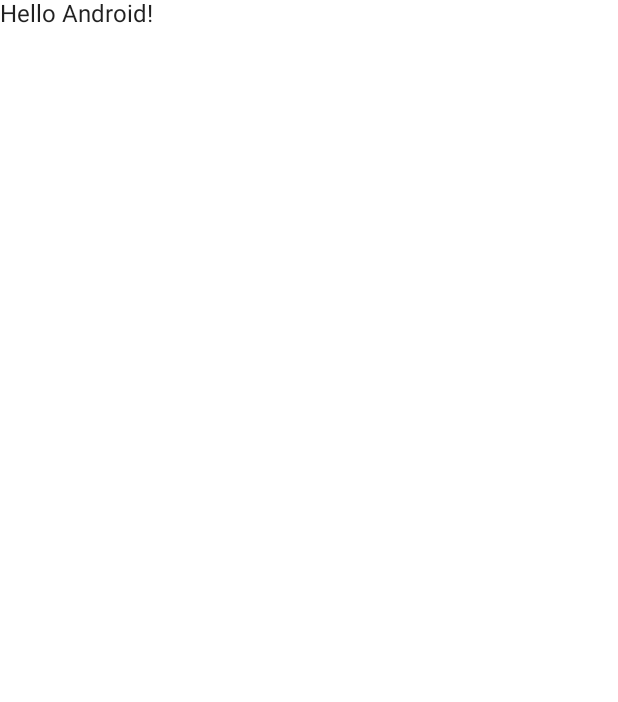
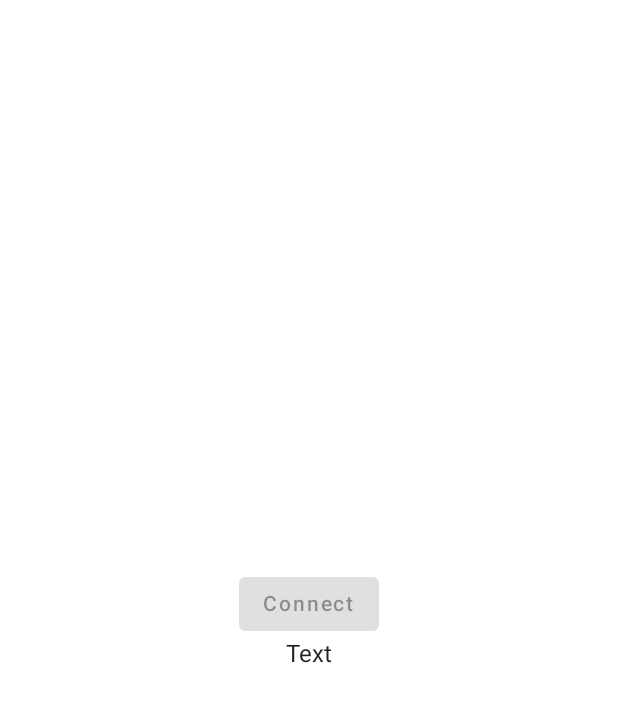
Before and after one commit to Parabox-App/Parabox, an Android app built with Jetpack Compose: the screen it shows after launch (MainActivity), on a phone screen of 412 x 824 dp. Before the commit the part shown is almost empty. Shown: the top 702 px of the screen. Run offline under Robolectric (Android 15) with nearby library versions, the phone set to English and light mode, and no system bars; our stand-ins replace Dagger/Hilt's generated code.

Commit message:
client conn

```diff
--- a/app/src/main/AndroidManifest.xml
+++ b/app/src/main/AndroidManifest.xml
@@ -3,6 +3,7 @@
     package="com.ojhdtapp.parabox">
 
     <application
+        android:name=".core.HiltApplication"
         android:allowBackup="true"
         android:icon="@mipmap/ic_launcher"
         android:label="@string/app_name"
@@ -22,4 +23,8 @@
         </activity>
     </application>
 
+    <queries>
+        <package android:name="com.ojhdtapp.miraipluginforparabox" />
+    </queries>
+
 </manifest>
--- a/app/src/main/java/com/ojhdtapp/parabox/MainActivity.kt
+++ b/app/src/main/java/com/ojhdtapp/parabox/MainActivity.kt
@@ -3,41 +3,34 @@ package com.ojhdtapp.parabox
 import android.os.Bundle
 import androidx.activity.ComponentActivity
 import androidx.activity.compose.setContent
+import androidx.activity.viewModels
 import androidx.compose.foundation.layout.fillMaxSize
+import androidx.compose.material.Button
 import androidx.compose.material.MaterialTheme
 import androidx.compose.material.Surface
 import androidx.compose.material.Text
 import androidx.compose.runtime.Composable
 import androidx.compose.ui.Modifier
 import androidx.compose.ui.tooling.preview.Preview
+import androidx.hilt.navigation.compose.hiltViewModel
+import com.ojhdtapp.parabox.domain.plugin.Conn
+import com.ojhdtapp.parabox.ui.message.MessagePage
+import com.ojhdtapp.parabox.ui.message.MessagePageViewModel
 import com.ojhdtapp.parabox.ui.theme.ParaboxTheme
 
 class MainActivity : ComponentActivity() {
     override fun onCreate(savedInstanceState: Bundle?) {
         super.onCreate(savedInstanceState)
+        val viewModel: MessagePageViewModel by viewModels()
+        viewModel.pluginConnection = Conn(this)
+        viewModel.setPluginInstalledState(
+            viewModel.pluginConnection.isInstalled("com.ojhdtapp.miraipluginforparabox")
+        )
         setContent {
             ParaboxTheme {
                 // A surface container using the 'background' color from the theme
-                Surface(
-                    modifier = Modifier.fillMaxSize(),
-                    color = MaterialTheme.colors.background
-                ) {
-                    Greeting("Android")
-                }
+                MessagePage()
             }
         }
     }
 }
-
-@Composable
-fun Greeting(name: String) {
-    Text(text = "Hello $name!")
-}
-
-@Preview(showBackground = true)
-@Composable
-fun DefaultPreview() {
-    ParaboxTheme {
-        Greeting("Android")
-    }
-}
--- /dev/null
+++ b/app/src/main/java/com/ojhdtapp/parabox/core/HiltApplication.kt
@@ -0,0 +1,7 @@
+package com.ojhdtapp.parabox.core
+
+import android.app.Application
+import dagger.hilt.android.HiltAndroidApp
+
+@HiltAndroidApp
+class HiltApplication : Application()
--- /dev/null
+++ b/app/src/main/java/com/ojhdtapp/parabox/domain/plugin/Conn.kt
@@ -0,0 +1,40 @@
+package com.ojhdtapp.parabox.domain.plugin
+
+import android.content.ComponentName
+import android.content.Context
+import android.content.Intent
+import android.content.pm.PackageManager
+import dagger.hilt.android.qualifiers.ActivityContext
+import dagger.hilt.android.qualifiers.ApplicationContext
+import dagger.hilt.android.scopes.ActivityRetainedScoped
+import dagger.hilt.android.scopes.ActivityScoped
+import javax.inject.Inject
+import javax.inject.Singleton
+
+class Conn(private val ctx: Context) {
+    init{
+
+    }
+
+    fun connect(pkg: String, cls: String) {
+        val intent = Intent().apply {
+            component = ComponentName(
+                pkg, cls
+            )
+        }
+        ctx.startService(intent)
+    }
+
+    fun isInstalled(pkg: String): Boolean {
+        var res = false
+        val pkManager = ctx.packageManager
+        try {
+            pkManager.getPackageInfo(pkg, 0)
+            res = true
+        } catch (e: PackageManager.NameNotFoundException) {
+            e.printStackTrace()
+        }
+        return res
+    }
+
+}
--- /dev/null
+++ b/app/src/main/java/com/ojhdtapp/parabox/ui/message/MessagePage.kt
@@ -0,0 +1,46 @@
+package com.ojhdtapp.parabox.ui.message
+
+import android.content.ComponentName
+import android.content.Context
+import android.content.Intent
+import androidx.compose.foundation.layout.Arrangement
+import androidx.compose.foundation.layout.Column
+import androidx.compose.foundation.layout.fillMaxSize
+import androidx.compose.material.Button
+import androidx.compose.material.MaterialTheme
+import androidx.compose.material.Surface
+import androidx.compose.material.Text
+import androidx.compose.runtime.*
+import androidx.compose.ui.Alignment
+import androidx.compose.ui.Modifier
+import androidx.hilt.navigation.compose.hiltViewModel
+
+@Composable
+fun MessagePage(modifier: Modifier = Modifier) {
+    val viewModel: MessagePageViewModel = hiltViewModel()
+    val text by remember {
+        mutableStateOf("Text")
+    }
+    Surface(
+        modifier = modifier.fillMaxSize(),
+        color = MaterialTheme.colors.background
+    ) {
+        Column(
+            horizontalAlignment = Alignment.CenterHorizontally,
+            verticalArrangement = Arrangement.Center
+        ) {
+            Button(onClick = {
+                viewModel.onEvent(
+                    MessagePageUiEvent.OnConnectPlugin(
+                        "com.ojhdtapp.miraipluginforparabox",
+                        "com.ojhdtapp.miraipluginforparabox.domain.service.ConnService"
+                    )
+                )
+            }, enabled = viewModel.pluginInstalledState.value) {
+                Text(text = "Connect")
+            }
+            Text(text = text)
+        }
+
+    }
+}
--- /dev/null
+++ b/app/src/main/java/com/ojhdtapp/parabox/ui/message/MessagePageUiEvent.kt
@@ -0,0 +1,5 @@
+package com.ojhdtapp.parabox.ui.message
+
+sealed class MessagePageUiEvent {
+    class OnConnectPlugin(val pkg: String, val cls:String) : MessagePageUiEvent()
+}
--- /dev/null
+++ b/app/src/main/java/com/ojhdtapp/parabox/ui/message/MessagePageViewModel.kt
@@ -0,0 +1,30 @@
+package com.ojhdtapp.parabox.ui.message
+
+import androidx.compose.runtime.mutableStateOf
+import androidx.lifecycle.ViewModel
+import com.ojhdtapp.parabox.domain.plugin.Conn
+import dagger.hilt.android.lifecycle.HiltViewModel
+import dagger.hilt.android.scopes.ActivityRetainedScoped
+import javax.inject.Inject
+
+@HiltViewModel
+class MessagePageViewModel @Inject constructor(
+
+) : ViewModel() {
+    lateinit var pluginConnection: Conn
+    fun onEvent(event: MessagePageUiEvent){
+        when(event){
+            is MessagePageUiEvent.OnConnectPlugin -> {
+                pluginConnection.connect(event.pkg, event.cls)
+            }
+            else -> {}
+        }
+    }
+
+    private val _pluginInstalledState = mutableStateOf(false)
+    val pluginInstalledState = _pluginInstalledState
+
+    fun setPluginInstalledState(value: Boolean){
+        _pluginInstalledState.value = value
+    }
+}
```
Also changed, not shown: app/build.gradle (+6 -5 lines), app/src/main/java/com/ojhdtapp/parabox/di/AppModule.kt (added, +19 -0 lines), build.gradle (+5 -3 lines).
